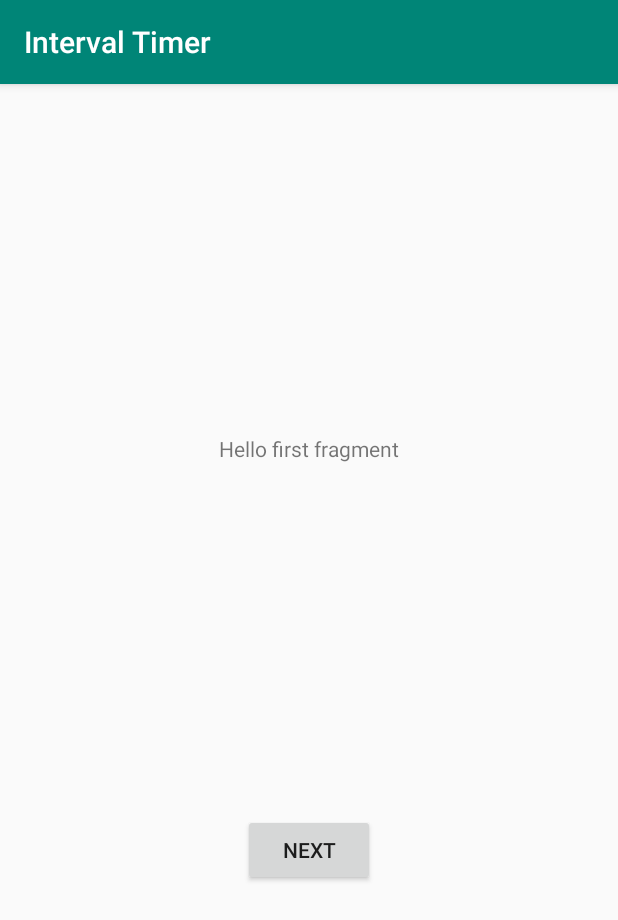
After one commit to winther32/Interval_Timer_App, an Android app: the fragment FirstFragment shown on its own in the app's theme, on a phone screen of 412 x 824 dp. The commit adds this screen. Shown: the top 920 px of the screen. Run offline under Robolectric (Android 15) with nearby library versions, the phone set to English and light mode, and no system bars.

Commit message:
2nd activity added. try basic activity

```diff
--- a/app/build.gradle
+++ b/app/build.gradle
@@ -24,6 +24,8 @@
     implementation 'androidx.appcompat:appcompat:1.0.2'
     implementation 'androidx.constraintlayout:constraintlayout:1.1.3'
     implementation 'com.google.android.material:material:1.0.0'
+    implementation 'androidx.navigation:navigation-fragment:2.1.0'
+    implementation 'androidx.navigation:navigation-ui:2.1.0'
     testImplementation 'junit:junit:4.12'
     androidTestImplementation 'androidx.test.ext:junit:1.1.0'
     androidTestImplementation 'androidx.test.espresso:espresso-core:3.1.1'
--- a/app/src/main/AndroidManifest.xml
+++ b/app/src/main/AndroidManifest.xml
@@ -9,6 +9,10 @@
         android:roundIcon="@mipmap/ic_launcher_round"
         android:supportsRtl="true"
         android:theme="@style/AppTheme">
+        <activity
+            android:name=".WorkoutView"
+            android:label="@string/title_activity_workout_view"
+            android:theme="@style/AppTheme.NoActionBar"></activity>
         <activity
             android:name=".MainActivity"
             android:label="@string/app_name"
--- /dev/null
+++ b/app/src/main/java/com/example/intervaltimer/FirstFragment.java
@@ -0,0 +1,34 @@
+package com.example.intervaltimer;
+
+import android.os.Bundle;
+import android.view.LayoutInflater;
+import android.view.View;
+import android.view.ViewGroup;
+
+import androidx.annotation.NonNull;
+import androidx.fragment.app.Fragment;
+import androidx.navigation.fragment.NavHostFragment;
+
+public class FirstFragment extends Fragment {
+
+    @Override
+    public View onCreateView(
+            LayoutInflater inflater, ViewGroup container,
+            Bundle savedInstanceState
+    ) {
+        // Inflate the layout for this fragment
+        return inflater.inflate(R.layout.fragment_first, container, false);
+    }
+
+    public void onViewCreated(@NonNull View view, Bundle savedInstanceState) {
+        super.onViewCreated(view, savedInstanceState);
+
+        view.findViewById(R.id.button_first).setOnClickListener(new View.OnClickListener() {
+            @Override
+            public void onClick(View view) {
+                NavHostFragment.findNavController(FirstFragment.this)
+                        .navigate(R.id.action_FirstFragment_to_SecondFragment);
+            }
+        });
+    }
+}
--- /dev/null
+++ b/app/src/main/res/layout/content_workout_view.xml
@@ -0,0 +1,6 @@
+<?xml version="1.0" encoding="utf-8"?>
+<androidx.constraintlayout.widget.ConstraintLayout xmlns:android="http://schemas.android.com/apk/res/android"
+    xmlns:app="http://schemas.android.com/apk/res-auto"
+    android:layout_width="match_parent"
+    android:layout_height="match_parent"
+    app:layout_behavior="@string/appbar_scrolling_view_behavior"></androidx.constraintlayout.widget.ConstraintLayout>
--- /dev/null
+++ b/app/src/main/res/layout/fragment_first.xml
@@ -0,0 +1,28 @@
+<?xml version="1.0" encoding="utf-8"?>
+<androidx.constraintlayout.widget.ConstraintLayout xmlns:android="http://schemas.android.com/apk/res/android"
+    xmlns:app="http://schemas.android.com/apk/res-auto"
+    xmlns:tools="http://schemas.android.com/tools"
+    android:layout_width="match_parent"
+    android:layout_height="match_parent"
+    tools:context=".FirstFragment">
+
+    <TextView
+        android:id="@+id/textview_first"
+        android:layout_width="wrap_content"
+        android:layout_height="wrap_content"
+        android:text="@string/hello_first_fragment"
+        app:layout_constraintBottom_toTopOf="@id/button_first"
+        app:layout_constraintEnd_toEndOf="parent"
+        app:layout_constraintStart_toStartOf="parent"
+        app:layout_constraintTop_toTopOf="parent" />
+
+    <Button
+        android:id="@+id/button_first"
+        android:layout_width="wrap_content"
+        android:layout_height="wrap_content"
+        android:text="@string/next"
+        app:layout_constraintBottom_toBottomOf="parent"
+        app:layout_constraintEnd_toEndOf="parent"
+        app:layout_constraintStart_toStartOf="parent"
+        app:layout_constraintTop_toBottomOf="@id/textview_first" />
+</androidx.constraintlayout.widget.ConstraintLayout>
--- a/app/src/main/res/values/strings.xml
+++ b/app/src/main/res/values/strings.xml
@@ -1,4 +1,13 @@
 <resources>
     <string name="app_name">Interval Timer</string>
     <string name="action_settings">Settings</string>
+    <string name="title_activity_workout_view">WorkoutView</string>
+    <!-- Strings used for fragments for navigation -->
+    <string name="first_fragment_label">First Fragment</string>
+    <string name="second_fragment_label">Second Fragment</string>
+    <string name="next">Next</string>
+    <string name="previous">Previous</string>
+
+    <string name="hello_first_fragment">Hello first fragment</string>
+    <string name="hello_second_fragment">Hello second fragment. Arg: %1$s</string>
 </resources>
```
Also changed, not shown: app/src/main/java/com/example/intervaltimer/MainActivity.java (+17 -11 lines), app/src/main/java/com/example/intervaltimer/SSet.java (added, +31 -0 lines), app/src/main/java/com/example/intervaltimer/SecondFragment.java (added, +34 -0 lines), app/src/main/java/com/example/intervaltimer/Set.java (added, +32 -0 lines), app/src/main/java/com/example/intervaltimer/TimeUnit.java (added, +18 -0 lines), app/src/main/java/com/example/intervaltimer/Timer.java (+12 -4 lines), app/src/main/java/com/example/intervaltimer/Workout.java (+8 -2 lines), app/src/main/java/com/example/intervaltimer/WorkoutView.java (added, +31 -0 lines), app/src/main/res/layout/activity_main.xml (+12 -0 lines), app/src/main/res/layout/activity_workout_view.xml (added, +33 -0 lines), app/src/main/res/layout/fragment_second.xml (added, +27 -0 lines), app/src/main/res/navigation/nav_graph.xml (added, +28 -0 lines).
